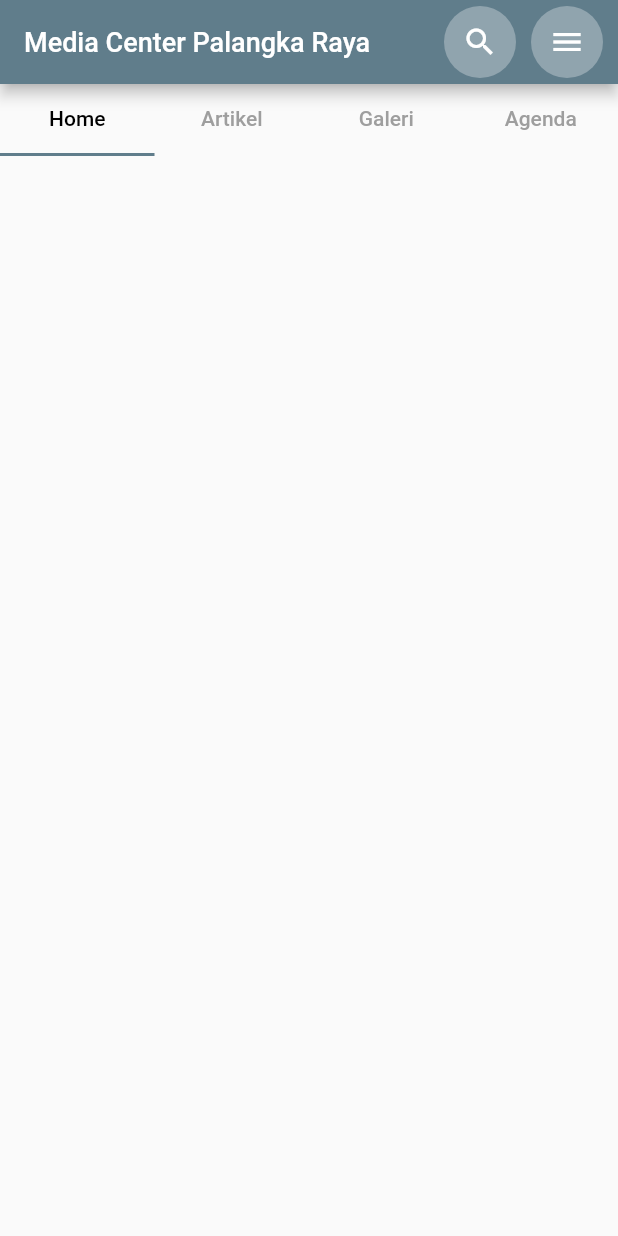
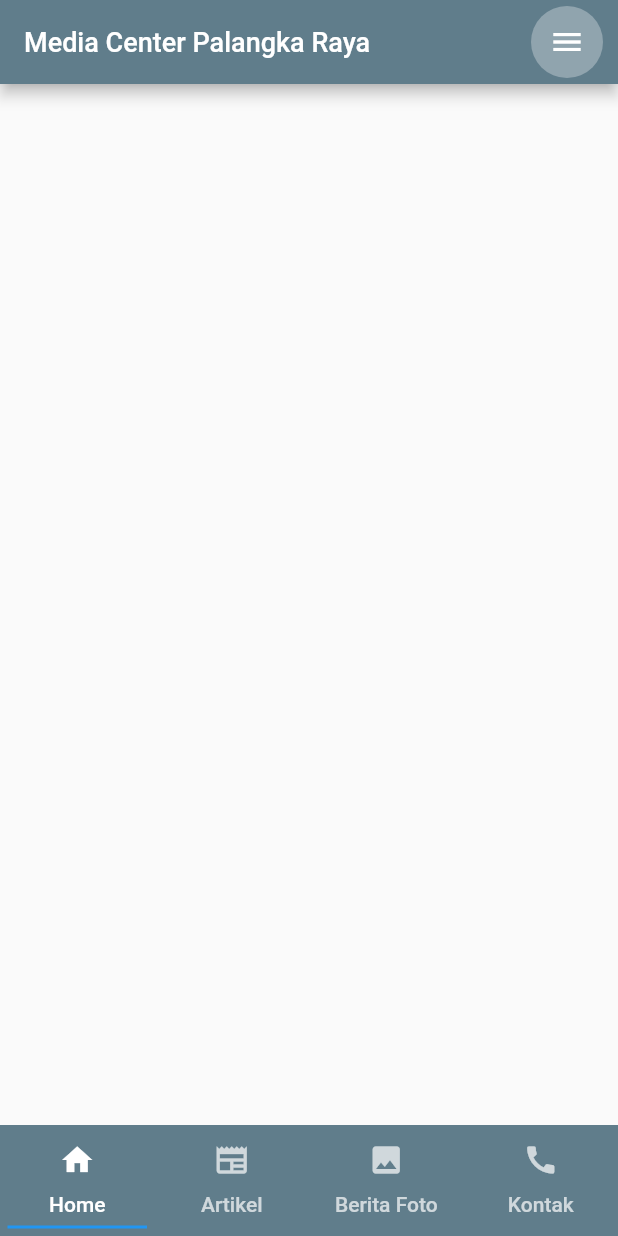
Before and after one commit to hussainsyachnuralam/Buleta, a Flutter app: the screen it shows after launch, on a phone screen of 412 x 824 dp. Run offline on Flutter 3.47's test engine with Material 2 defaults, Android fonts, the light colour scheme and no system bars.

Commit message:
editing main tab

```diff
--- a/buleta_flutter/lib/widgets/maintab.dart
+++ b/buleta_flutter/lib/widgets/maintab.dart
@@ -18,18 +18,18 @@ class MainTab extends StatelessWidget {
             ),
           ),
           actions: [
-            Container(
-              child: IconButton(
-                icon: Icon(Icons.search),
-                splashColor: Colors.transparent,
-                highlightColor: Colors.transparent,
-                onPressed: () {
-                  print('Search Button Clicked');
-                },
-              ),
-              decoration: BoxDecoration(
-                  shape: BoxShape.circle, color: Colors.blueGrey[300]),
-            ),
+            // Container(
+            //   child: IconButton(
+            //     icon: Icon(Icons.search),
+            //     splashColor: Colors.transparent,
+            //     highlightColor: Colors.transparent,
+            //     onPressed: () {
+            //       print('Search Button Clicked');
+            //     },
+            //   ),
+            //   decoration: BoxDecoration(
+            //       shape: BoxShape.circle, color: Colors.blueGrey[300]),
+            // ),
             Container(
               margin: EdgeInsets.symmetric(horizontal: 10.0),
               child: IconButton(
@@ -43,22 +43,56 @@ class MainTab extends StatelessWidget {
             ),
           ],
         ),
-        body: SafeArea(
-            child: Column(
-          children: [
-            const TabBar(
-                labelColor: Colors.black,
-                unselectedLabelColor: Colors.grey,
-                tabs: [
-                  Tab(text: 'Home'),
-                  Tab(text: 'Artikel'),
-                  Tab(text: 'Galeri'),
-                  Tab(text: 'Agenda'),
-                  // Tab(text: 'Profil')
-                ])
-          ],
-        )),
+        bottomNavigationBar: menu(),
+        // body: SafeArea(
+        //     child: Column(
+        //   children: [
+        //     const TabBar(
+        //         labelColor: Colors.black,
+        //         unselectedLabelColor: Colors.grey,
+        //         tabs: [
+        //           Tab(text: 'Home'),
+        //           Tab(text: 'Artikel'),
+        //           Tab(text: 'Galeri'),
+        //           Tab(text: 'Agenda'),
+        //           // Tab(text: 'Profil')
+        //         ]),
+
+        //         Expanded(child: child,)
+        //   ],
+        // )),
       ),
     );
   }
 }
+
+Widget menu() {
+  return Container(
+    color: Colors.blueGrey,
+    child: TabBar(
+      labelColor: Colors.white,
+      unselectedLabelColor: Colors.white70,
+      indicatorSize: TabBarIndicatorSize.tab,
+      indicatorPadding: EdgeInsets.all(5.0),
+      indicatorColor: Colors.blue,
+      tabs: [
+        Tab(
+          text: "Home",
+          icon: Icon(Icons.home),
+        ),
+        Tab(
+          text: "Artikel",
+          icon: Icon(Icons.newspaper),
+        ),
+        Tab(
+          text: "Berita Foto",
+          icon: Icon(Icons.photo),
+        ),
+        Tab(
+          text: "Kontak",
+          icon: Icon(Icons.call),
+        ),
+      ],
+    ),
+  );
+}
```
